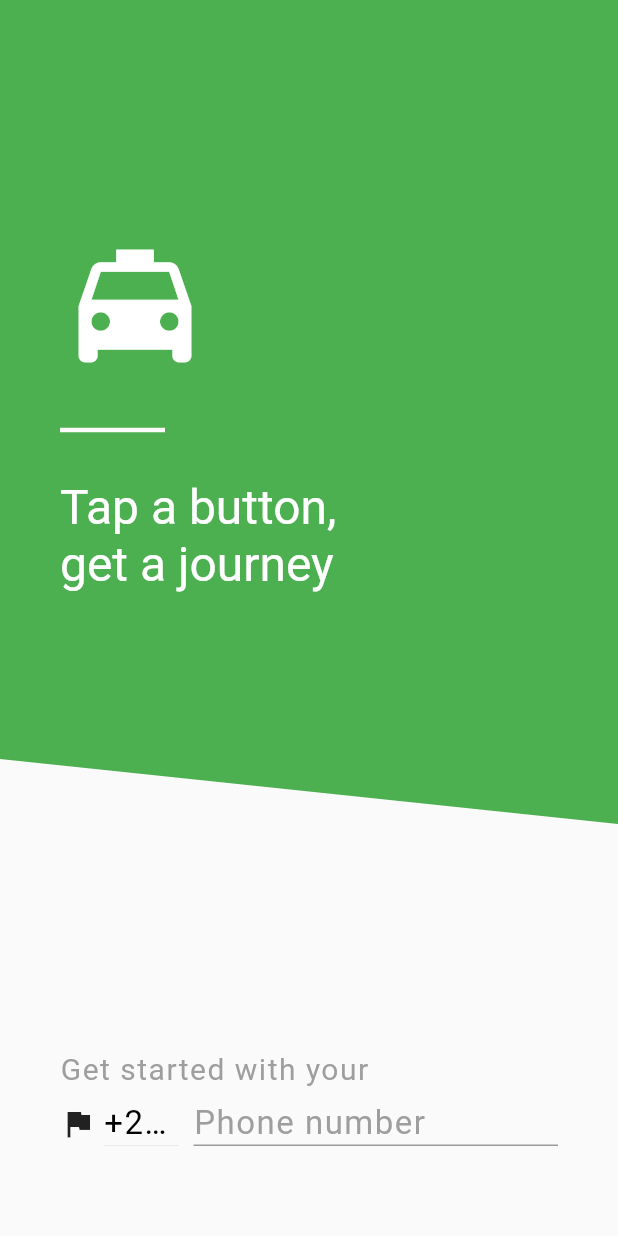
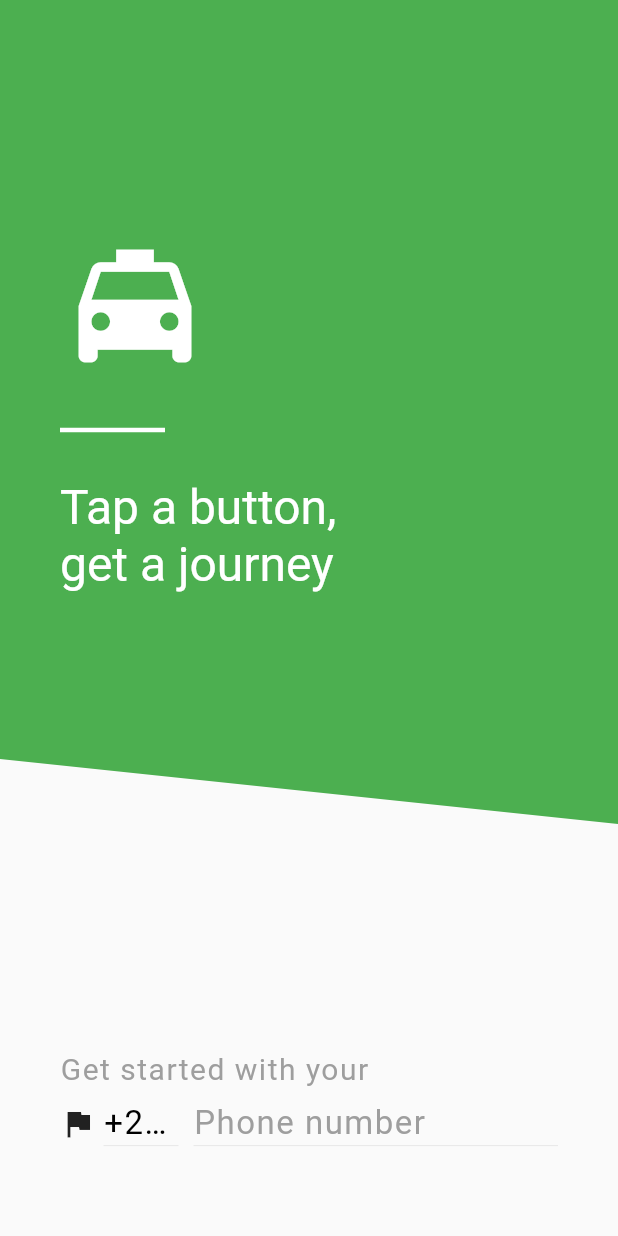
Before and after one commit to goody-h/bolt_clone, a Flutter app: the screen it shows after launch, on a phone screen of 412 x 824 dp. Run offline on Flutter 3.47's test engine with Material 2 defaults, Android fonts, the phone set to English and light mode, and no system bars; our stand-ins replace bloc, cloud_firestore, equatable, firebase_auth, flutter_bloc, geolocator and 1 more; missing offline and left inert: flutter_paystack, keyboard_visibility; accounts and stored records are empty; network calls fail.

Commit message:
fix: Textfield decoration for login screen
Closes #11

```diff
--- a/lib/routes/login/login.dart
+++ b/lib/routes/login/login.dart
@@ -237,6 +237,12 @@ class _LoginState extends State<Login> {
                       isDense: true,
                       hintStyle: TextStyle(
                           fontSize: 22, color: Colors.grey, letterSpacing: 1),
+                      enabledBorder: UnderlineInputBorder(
+                        borderSide: BorderSide(
+                          color: Colors.grey[300],
+                          width: 0.5,
+                        ),
+                      ),
                       focusedBorder: UnderlineInputBorder(
                         borderSide: BorderSide(
                           color: isKeyboardVisible
```
